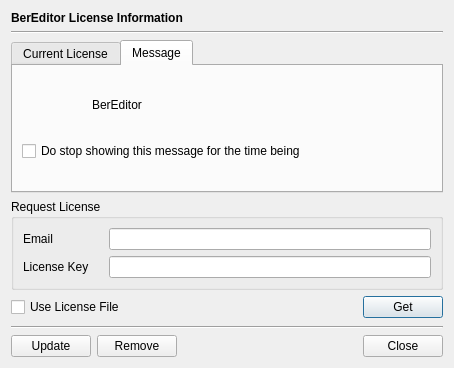
Above: BerEditor/lcn_info_dlg.ui from jykim74/BerEditor before the change. Below: the same form after it.
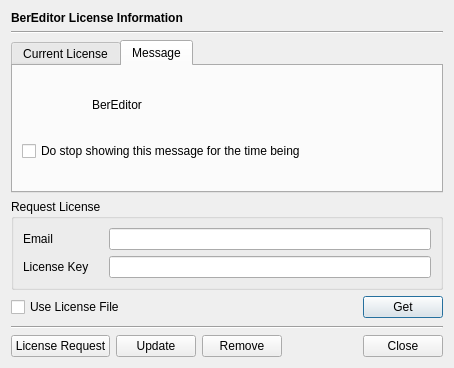
That is the form after the change. Icons and pictures are not drawn.

```diff
--- a/BerEditor/lcn_info_dlg.ui
+++ b/BerEditor/lcn_info_dlg.ui
@@ -361,6 +361,20 @@
    <item>
     <layout class="QGridLayout" name="gridLayout">
      <item row="0" column="2">
+      <widget class="QPushButton" name="mRemoveBtn">
+       <property name="text">
+        <string>Remove</string>
+       </property>
+      </widget>
+     </item>
+     <item row="0" column="1">
+      <widget class="QPushButton" name="mUpdateBtn">
+       <property name="text">
+        <string>Update</string>
+       </property>
+      </widget>
+     </item>
+     <item row="0" column="3">
       <spacer name="horizontalSpacer">
        <property name="orientation">
         <enum>Qt::Horizontal</enum>
@@ -373,7 +387,7 @@
        </property>
       </spacer>
      </item>
-     <item row="0" column="3">
+     <item row="0" column="4">
       <widget class="QPushButton" name="mCloseBtn">
        <property name="text">
         <string>Close</string>
@@ -381,16 +395,9 @@
       </widget>
      </item>
      <item row="0" column="0">
-      <widget class="QPushButton" name="mUpdateBtn">
+      <widget class="QPushButton" name="mLCNRequestBtn">
        <property name="text">
-        <string>Update</string>
-       </property>
-      </widget>
-     </item>
-     <item row="0" column="1">
-      <widget class="QPushButton" name="mRemoveBtn">
-       <property name="text">
-        <string>Remove</string>
+        <string>License Request</string>
        </property>
       </widget>
      </item>
```
